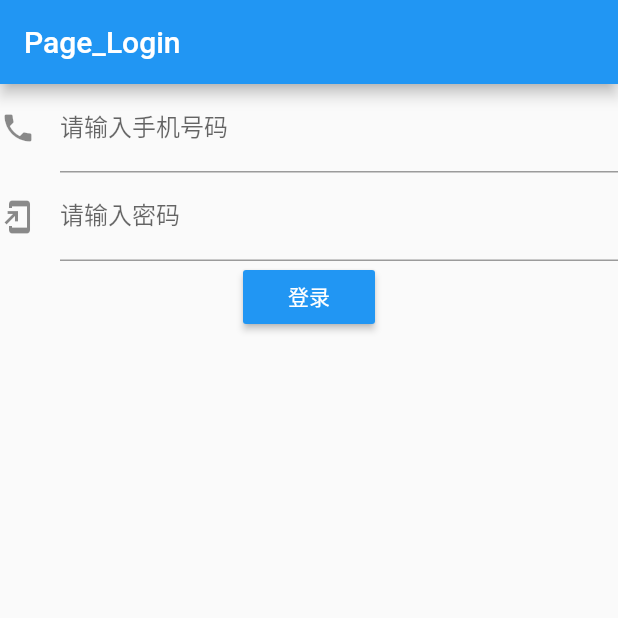
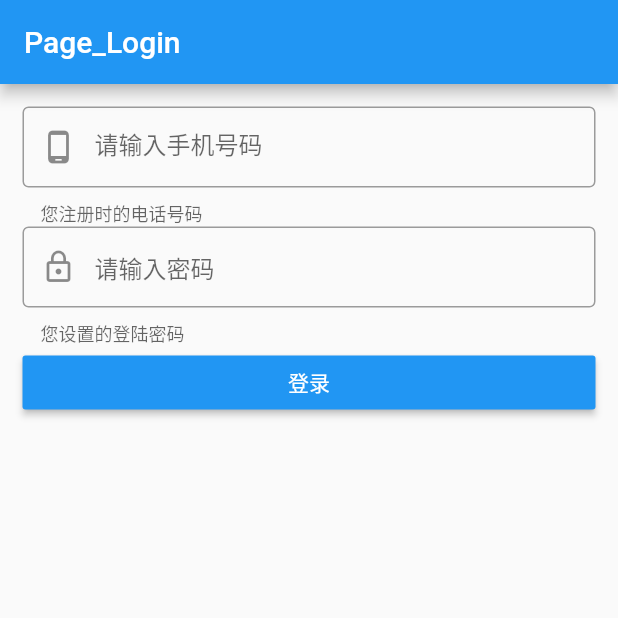
Before and after one commit to wanercl/loginapp, a Flutter app: the screen it shows after launch, on a phone screen of 412 x 824 dp, the top half of it. Run offline on Flutter 3.47's test engine with Material 2 defaults, Android fonts, the phone set to English and light mode, and no system bars.

Commit message:
界面调整

```diff
--- a/lib/5120181550/Page_login.dart
+++ b/lib/5120181550/Page_login.dart
@@ -11,9 +11,15 @@ class Page_login extends StatefulWidget{
 }
 
 class _PageloginState extends State<Page_login>{
-
+  bool showpass=false;
   void _login(){
     //login
+  }
+
+  void dismiss(){
+    setState(() {
+      showpass=!showpass;
+    });
   }
 
   @override
@@ -23,34 +29,55 @@ class _PageloginState extends State<Page_login>{
       appBar: AppBar(
         title: Text('Page_Login'),
       ),
-      body: Center(
+      body: Padding(
+        padding: EdgeInsets.only(
+          left: 15,
+          right: 15,
+          top: 15
+        ),
+        child: Center(
           child: Column(
             children: [
-            TextField(
+              SizedBox(
+                height: 80,
+                child: TextField(
                   decoration: InputDecoration(
-                icon: Icon(Icons.phone),
-                labelText: '请输入手机号码'
+                      prefixIcon: Icon(Icons.phone_android_outlined),
+                      hintText: '请输入手机号码',
+                      helperText: '您注册时的电话号码',
+                      border: OutlineInputBorder()
                   ),
                   keyboardType: TextInputType.number,
                   autofocus: false,
                 ),
-            TextField(
+              ),
+              SizedBox(
+                height: 80,
+                child: TextField(
                   decoration: InputDecoration(
-                  icon: Icon(Icons.add_to_home_screen),
-                  labelText: '请输入密码'
+                      prefixIcon: Icon(Icons.lock_outline),
+                      hintText: '请输入密码',
+                      helperText: '您设置的登陆密码',
+                      suffix: IconButton(onPressed: dismiss, icon: Icon(showpass? Icons.visibility_outlined:Icons.visibility_off_outlined)),
+                      border: OutlineInputBorder()
                   ),
-              obscureText: true,
+                  obscureText: !showpass,
                   keyboardType: TextInputType.visiblePassword,
                   autofocus: false,
                 ),
-            RaisedButton(
+              ),
+              SizedBox(
+                width: double.infinity,
+                child: RaisedButton(
                   child: Text('登录',),
                   textColor: Colors.white,
                   color: Colors.blue,
-              onPressed: _login),
+                  onPressed: _login)
+              ),
             ],
           ),
         ),
+      )
     );
   }
 
```
Lines whose indentation alone changed are shown as unchanged.
